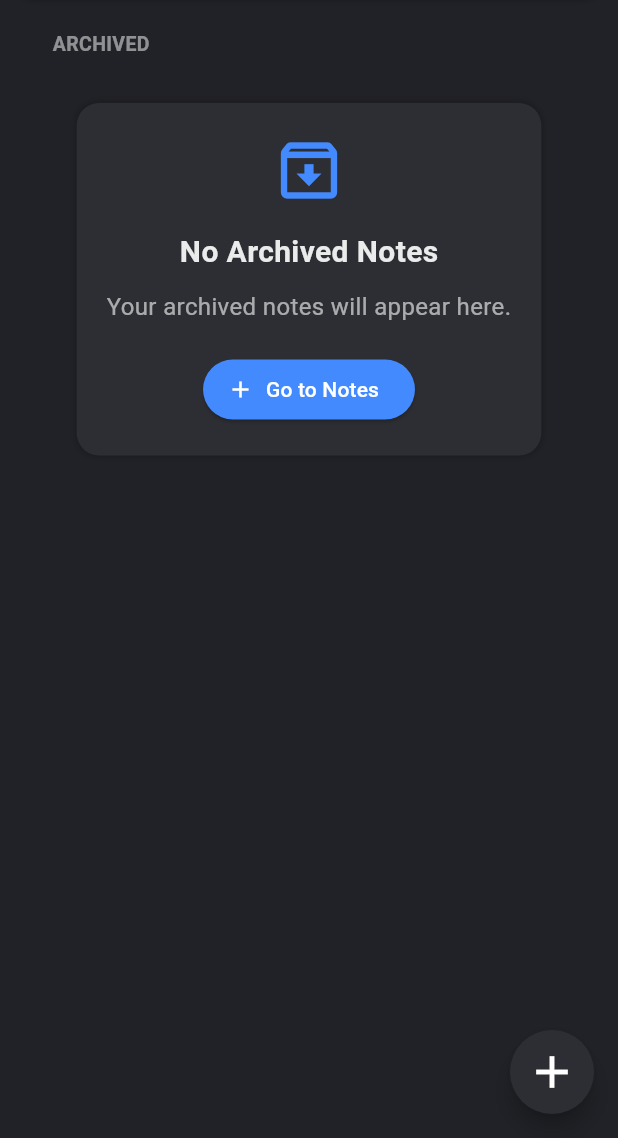
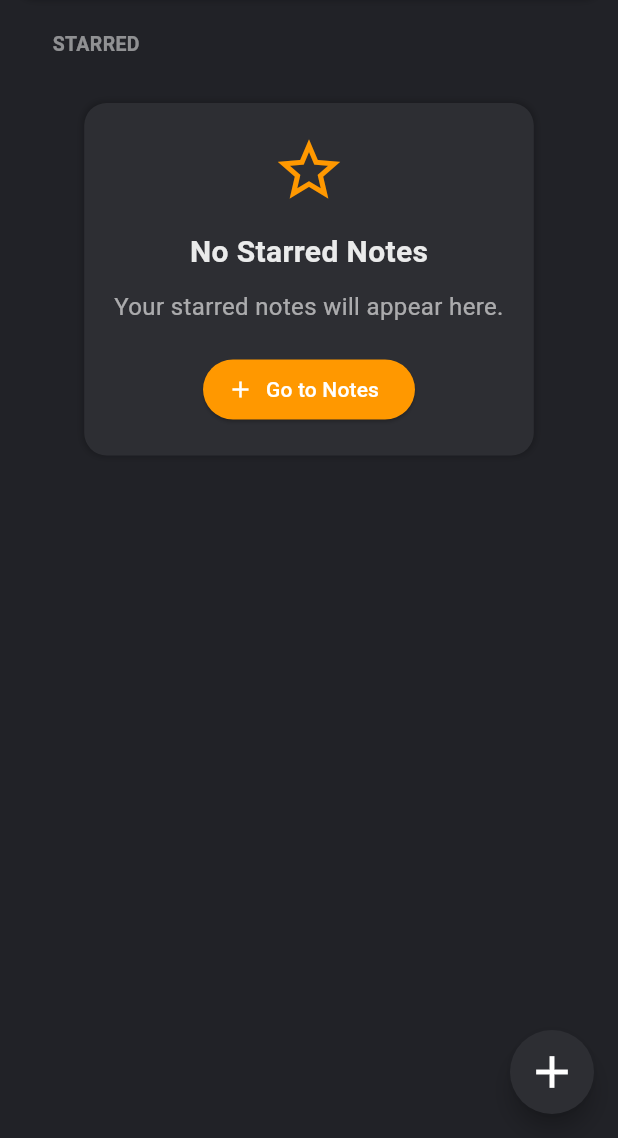
Before and after one commit to anuragJoshi05/ClipNote, a Flutter app: the ArchieveView screen opened directly, in the side drawer, after a tap on the "add" icon, on a phone screen of 412 x 824 dp, the part 98-1236 px from its top. Run offline on Flutter 3.47's test engine with Material 3 defaults, Android fonts, the phone set to English and light mode, and no system bars; our stand-ins replace cloud_firestore, firebase_auth, firebase_core, font_awesome_flutter, google_fonts, google_sign_in and 3 more; accounts and stored records are empty; network calls fail.

Commit message:
Refactor archiving logic to use Firestore for user-specific notes

```diff
--- a/lib/archieveView.dart
+++ b/lib/archieveView.dart
@@ -1,12 +1,14 @@
 import 'package:clipnote/SideMenuBar.dart';
 import 'package:clipnote/colors.dart';
 import 'package:clipnote/services/auth.dart';
+import 'package:clipnote/services/firestore_db.dart';
+import 'package:firebase_auth/firebase_auth.dart';
 import 'package:flutter/material.dart';
 import 'package:flutter_staggered_grid_view/flutter_staggered_grid_view.dart';
 import 'package:clipnote/noteView.dart';
 import 'package:clipnote/createNoteView.dart';
 import 'package:clipnote/model/myNoteModel.dart';
-import 'package:clipnote/services/db.dart';
+
 import 'package:clipnote/searchPage.dart';
 import 'package:clipnote/services/loginInfo.dart';
 import 'package:clipnote/login.dart';
@@ -14,7 +16,7 @@ import 'package:clipnote/login.dart';
 import 'home.dart';
 
 class ArchieveView extends StatefulWidget {
-  ArchieveView({super.key});
+  const ArchieveView({super.key});
 
   @override
   State<ArchieveView> createState() => _ArchieveViewState();
@@ -35,8 +37,14 @@ class _ArchieveViewState extends State<ArchieveView> {
         });
       }
     });
-    notesList = await NotesDatabase.instance.readAllNotes();
-    notesList = notesList.where((note) => note.isArchieve).toList();
+
+    // Fetch archived notes from Firestore
+    final userEmail = FirebaseAuth.instance.currentUser?.email;
+    if (userEmail != null) {
+      notesList = await FireDB().getAllStoredNotesForUser(userEmail);
+      notesList = notesList.where((note) => note.isArchieve).toList();
+    }
+
     if (this.mounted) {
       setState(() {
         isLoading = false;
@@ -66,8 +74,10 @@ class _ArchieveViewState extends State<ArchieveView> {
               shape: RoundedRectangleBorder(
                   borderRadius: BorderRadius.circular(40)),
               onPressed: () async {
-                await Navigator.push(context,
-                    MaterialPageRoute(builder: (context) => const CreateNoteview()));
+                await Navigator.push(
+                    context,
+                    MaterialPageRoute(
+                        builder: (context) => const CreateNoteview()));
                 await getAllArchievedNotes(); // Update the list after returning from CreateNoteView
               },
               backgroundColor: cardColor,
@@ -87,8 +97,8 @@ class _ArchieveViewState extends State<ArchieveView> {
                 child: Column(
                   children: [
                     Container(
-                      margin:
-                          const EdgeInsets.symmetric(vertical: 10, horizontal: 10),
+                      margin: const EdgeInsets.symmetric(
+                          vertical: 10, horizontal: 10),
                       width: MediaQuery.of(context).size.width,
                       height: 55,
                       decoration: BoxDecoration(
@@ -198,10 +208,10 @@ class _ArchieveViewState extends State<ArchieveView> {
                     Container(
                       alignment: Alignment.centerLeft,
                       padding: const EdgeInsets.symmetric(horizontal: 10),
-                      margin:
-                          const EdgeInsets.symmetric(horizontal: 25, vertical: 10),
+                      margin: const EdgeInsets.symmetric(
+                          horizontal: 25, vertical: 10),
                       child: Text(
-                        "ARCHIVED",
+                        "STARRED",
                         style: TextStyle(
                           color: white.withOpacity(0.5),
                           fontSize: 13,
@@ -228,13 +238,13 @@ class _ArchieveViewState extends State<ArchieveView> {
                           mainAxisAlignment: MainAxisAlignment.center,
                           children: [
                             const Icon(
-                              Icons.archive_outlined,
-                              color: Colors.blueAccent,
+                              Icons.star_border_outlined,
+                              color: Colors.orange,
                               size: 50,
                             ),
                             const SizedBox(height: 15),
                             Text(
-                              "No Archived Notes",
+                              "No Starred Notes",
                               style: TextStyle(
                                 color: white.withOpacity(0.9),
                                 fontSize: 20,
@@ -243,7 +253,7 @@ class _ArchieveViewState extends State<ArchieveView> {
                             ),
                             const SizedBox(height: 10),
                             Text(
-                              "Your archived notes will appear here.",
+                              "Your starred notes will appear here.",
                               textAlign: TextAlign.center,
                               style: TextStyle(
                                 color: white.withOpacity(0.6),
@@ -265,7 +275,7 @@ class _ArchieveViewState extends State<ArchieveView> {
                                 style: TextStyle(color: white),
                               ),
                               style: ElevatedButton.styleFrom(
-                                backgroundColor: Colors.blueAccent,
+                                backgroundColor: Colors.orange,
                                 shape: RoundedRectangleBorder(
                                   borderRadius: BorderRadius.circular(30.0),
                                 ),
@@ -316,9 +326,7 @@ class _ArchieveViewState extends State<ArchieveView> {
           ),
         );
         if (updatedNote != null) {
-          setState(() {
-            notesList[index] = updatedNote; // Update the list in the UI
-          });
+          await getAllArchievedNotes(); // Refresh the notes list after returning from NoteView
         }
       },
       child: Container(
```
